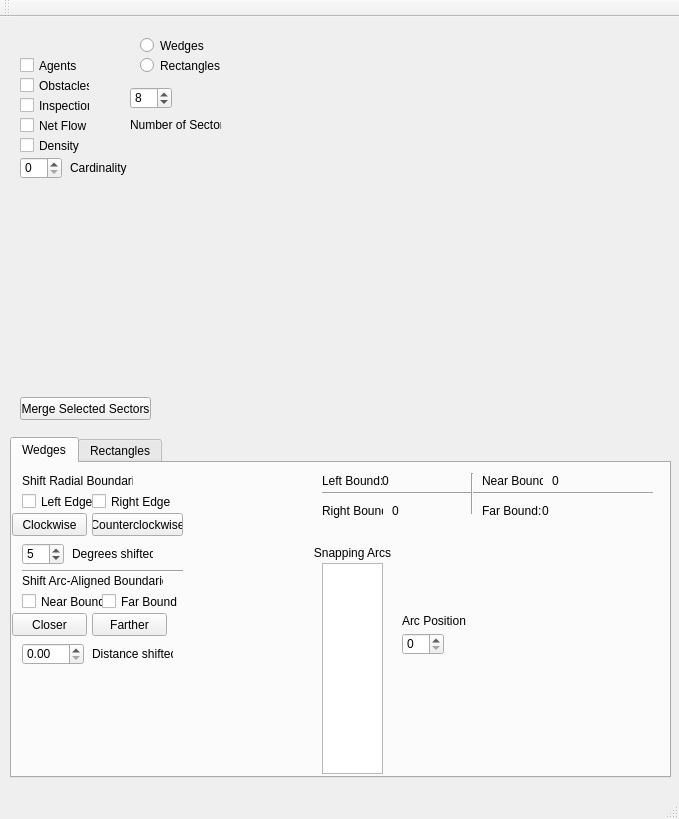
Before: the Qt Designer form AgentRadar/agentradar.ui in imyself/AgentRadar, drawn with Qt 5.
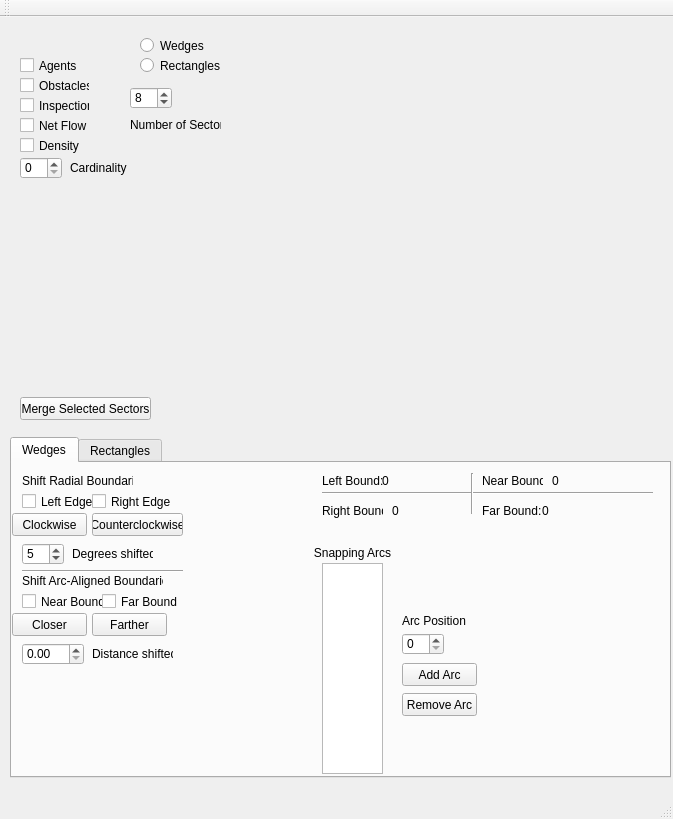
After: the same form once the commit is applied. Custom widgets are drawn as their Qt base class.

Patch:
```diff
--- a/AgentRadar/agentradar.ui
+++ b/AgentRadar/agentradar.ui
@@ -6,7 +6,7 @@
    <rect>
     <x>0</x>
     <y>0</y>
-    <width>679</width>
+    <width>673</width>
     <height>819</height>
    </rect>
   </property>
@@ -502,6 +502,32 @@
        <string>Arc Position</string>
       </property>
      </widget>
+     <widget class="QPushButton" name="pushButton_6">
+      <property name="geometry">
+       <rect>
+        <x>390</x>
+        <y>200</y>
+        <width>75</width>
+        <height>23</height>
+       </rect>
+      </property>
+      <property name="text">
+       <string>Add Arc</string>
+      </property>
+     </widget>
+     <widget class="QPushButton" name="pushButton_7">
+      <property name="geometry">
+       <rect>
+        <x>390</x>
+        <y>230</y>
+        <width>75</width>
+        <height>23</height>
+       </rect>
+      </property>
+      <property name="text">
+       <string>Remove Arc</string>
+      </property>
+     </widget>
     </widget>
     <widget class="QWidget" name="tab_2">
      <attribute name="title">
```
Left out of the diff: 199 changed lines with no effect on the pictures.
